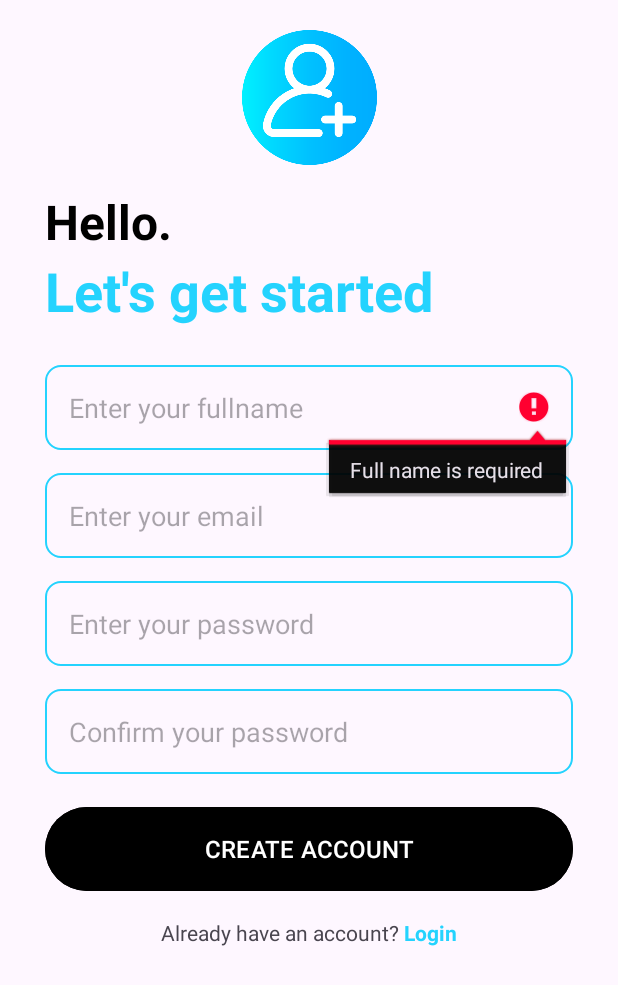
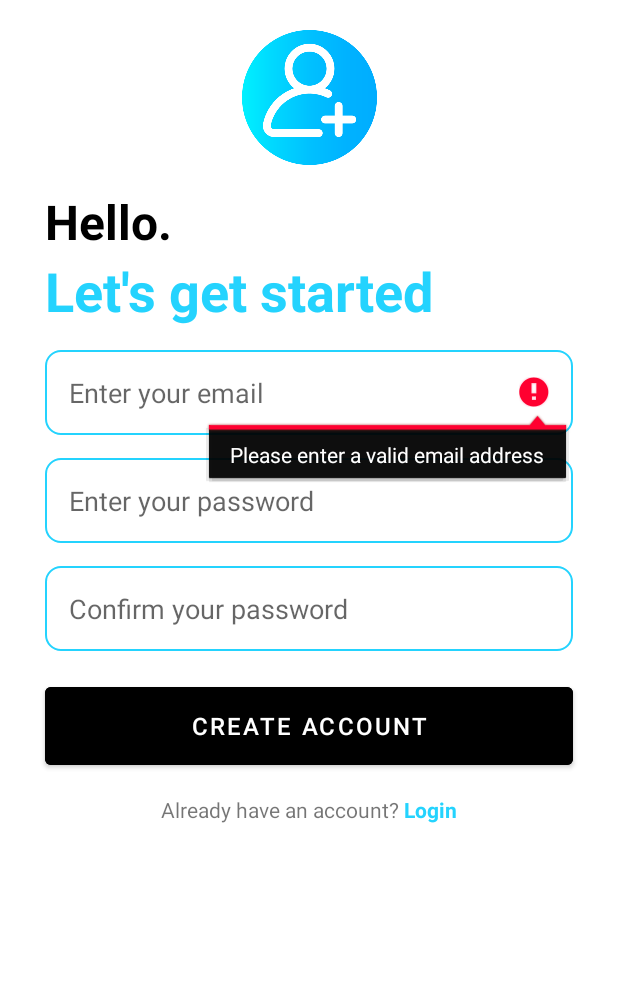
Before and after one commit to shubham5i2/android-firebase-todo-app, an Android app: the CreateAccountActivity screen opened directly, with no data from a screen before it, after a tap on "CREATE ACCOUNT", on a phone screen of 412 x 824 dp. Shown: the top 985 px of the screen. Run offline under Robolectric (Android 15) with nearby library versions, the phone set to English and light mode, and no system bars; our stand-ins replace Firebase (no records; nobody signed in at launch, a user with empty details on screens opened directly).

```diff
--- a/app/src/main/AndroidManifest.xml
+++ b/app/src/main/AndroidManifest.xml
@@ -13,8 +13,12 @@
         android:theme="@style/Theme.TodoAppWithFirebase"
         tools:targetApi="31">
         <activity
+            android:name=".NoteUpdateActivity"
+            android:exported="false" />
+        <activity
             android:name=".NoteDetailsActivity"
-            android:exported="false" />
+            android:exported="false"
+            android:parentActivityName=".MainActivity" />
         <activity
             android:name=".LoginActivity"
             android:exported="false" />
--- a/app/src/main/java/com/sks/todoappwithfirebase/CreateAccountActivity.kt
+++ b/app/src/main/java/com/sks/todoappwithfirebase/CreateAccountActivity.kt
@@ -19,6 +19,8 @@ class CreateAccountActivity : AppCompatActivity() {
         val view = createAccountBinding.root
         setContentView(view)
 
+        supportActionBar?.hide()
+
         createAccountBinding.createAccountBtn.setOnClickListener {
             createAccount()
         }
@@ -29,12 +31,11 @@ class CreateAccountActivity : AppCompatActivity() {
     }
 
     private fun createAccount() {
-        val fullName = createAccountBinding.fullnameEditText.text.toString()
         val email = createAccountBinding.emailEditText.text.toString()
         val password = createAccountBinding.passwordEditText.text.toString()
         val confirmPassword = createAccountBinding.confirmPasswordEditText.text.toString()
 
-        val isValidated = validateData(fullName, email, password, confirmPassword)
+        val isValidated = validateData(email, password, confirmPassword)
         if (!isValidated) {
             return
         }
@@ -77,12 +78,9 @@ class CreateAccountActivity : AppCompatActivity() {
     }
 
     private fun validateData(
-        fullName: String, email: String, password: String, confirmPassword: String
+        email: String, password: String, confirmPassword: String
     ): Boolean {
-        if (fullName.trim().equals("")) {
-            createAccountBinding.fullnameEditText.error = "Full name is required"
-            return false
-        }
+
         if (!Patterns.EMAIL_ADDRESS.matcher(email).matches()) {
             createAccountBinding.emailEditText.error = "Please enter a valid email address"
             return false
--- a/app/src/main/java/com/sks/todoappwithfirebase/LoginActivity.kt
+++ b/app/src/main/java/com/sks/todoappwithfirebase/LoginActivity.kt
@@ -19,6 +19,8 @@ class LoginActivity : AppCompatActivity() {
         loginBinding = ActivityLoginBinding.inflate(layoutInflater)
         val view = loginBinding.root
         setContentView(view)
+
+        supportActionBar?.hide()
 
         loginBinding.loginBtn.setOnClickListener {
             loginUser()
--- a/app/src/main/java/com/sks/todoappwithfirebase/SplashActivity.kt
+++ b/app/src/main/java/com/sks/todoappwithfirebase/SplashActivity.kt
@@ -15,6 +15,8 @@ class SplashActivity : AppCompatActivity() {
         super.onCreate(savedInstanceState)
         setContentView(R.layout.activity_splash)
 
+        supportActionBar?.hide()
+
         Handler(Looper.getMainLooper()).postDelayed(object : Runnable {
             override fun run() {
                 val currentUser = auth.currentUser
--- a/app/src/main/res/drawable/baseline_add_24.xml
+++ /dev/null
@@ -1,5 +0,0 @@
-<vector android:height="24dp" android:tint="#000000"
-    android:viewportHeight="24" android:viewportWidth="24"
-    android:width="24dp" xmlns:android="http://schemas.android.com/apk/res/android">
-    <path android:fillColor="@android:color/white" android:pathData="M19,13h-6v6h-2v-6H5v-2h6V5h2v6h6v2z"/>
-</vector>
--- /dev/null
+++ b/app/src/main/res/drawable/baseline_save_24.xml
@@ -0,0 +1,5 @@
+<vector android:height="24dp" android:tint="#000000"
+    android:viewportHeight="24" android:viewportWidth="24"
+    android:width="24dp" xmlns:android="http://schemas.android.com/apk/res/android">
+    <path android:fillColor="@android:color/white" android:pathData="M17,3L5,3c-1.11,0 -2,0.9 -2,2v14c0,1.1 0.89,2 2,2h14c1.1,0 2,-0.9 2,-2L21,7l-4,-4zM12,19c-1.66,0 -3,-1.34 -3,-3s1.34,-3 3,-3 3,1.34 3,3 -1.34,3 -3,3zM15,9L5,9L5,5h10v4z"/>
+</vector>
--- a/app/src/main/res/layout/activity_create_account.xml
+++ b/app/src/main/res/layout/activity_create_account.xml
@@ -38,23 +38,6 @@
     </LinearLayout>
 
     <EditText
-        android:id="@+id/fullname_edit_text"
-        android:layout_width="match_parent"
-        android:layout_height="wrap_content"
-        android:layout_marginStart="30dp"
-        android:layout_marginTop="25dp"
-        android:layout_marginEnd="30dp"
-        android:background="@drawable/rounded_corner"
-        android:hint="Enter your fullname"
-        android:inputType="textPersonName"
-        android:padding="16dp"
-        android:textSize="18sp"
-        app:layout_constraintEnd_toEndOf="parent"
-        app:layout_constraintHorizontal_bias="0.0"
-        app:layout_constraintStart_toStartOf="parent"
-        app:layout_constraintTop_toBottomOf="@+id/textView3" />
-
-    <EditText
         android:id="@+id/email_edit_text"
         android:layout_width="match_parent"
         android:layout_height="wrap_content"
@@ -69,7 +52,7 @@
         app:layout_constraintEnd_toEndOf="parent"
         app:layout_constraintHorizontal_bias="0.0"
         app:layout_constraintStart_toStartOf="parent"
-        app:layout_constraintTop_toBottomOf="@+id/fullname_edit_text" />
+        app:layout_constraintTop_toBottomOf="@+id/textView3" />
 
     <EditText
         android:id="@+id/password_edit_text"
@@ -143,9 +126,9 @@
         android:layout_marginTop="16dp"
         android:layout_marginEnd="30dp"
         android:text="Hello."
-        android:textStyle="bold"
         android:textColor="@color/black"
         android:textSize="32sp"
+        android:textStyle="bold"
         app:layout_constraintEnd_toEndOf="parent"
         app:layout_constraintHorizontal_bias="0.0"
         app:layout_constraintStart_toStartOf="parent"
--- a/app/src/main/res/layout/activity_login.xml
+++ b/app/src/main/res/layout/activity_login.xml
@@ -108,10 +108,10 @@
         android:layout_marginStart="30dp"
         android:layout_marginTop="16dp"
         android:layout_marginEnd="30dp"
-        android:textStyle="bold"
         android:text="Hello."
         android:textColor="@color/black"
         android:textSize="32sp"
+        android:textStyle="bold"
         app:layout_constraintEnd_toEndOf="parent"
         app:layout_constraintHorizontal_bias="0.0"
         app:layout_constraintStart_toStartOf="parent"
@@ -121,7 +121,7 @@
         android:layout_width="match_parent"
         android:layout_height="wrap_content"
         android:layout_marginTop="14dp"
-        android:layout_marginBottom="185dp"
+        android:layout_marginBottom="129dp"
         android:gravity="center"
         android:orientation="horizontal"
         app:layout_constraintBottom_toBottomOf="parent"
--- a/app/src/main/res/layout/activity_note_details.xml
+++ b/app/src/main/res/layout/activity_note_details.xml
@@ -8,7 +8,7 @@
     android:padding="16dp"
     tools:context=".NoteDetailsActivity">
 
-    <RelativeLayout
+    <!--<RelativeLayout
         android:id="@+id/title_bar_layout"
         android:layout_width="match_parent"
         android:layout_height="wrap_content">
@@ -32,12 +32,11 @@
             android:contentDescription="save notes"
             android:src="@drawable/baseline_done_24"
             app:tint="@color/white" />
-    </RelativeLayout>
+    </RelativeLayout>-->
 
     <LinearLayout
         android:layout_width="match_parent"
         android:layout_height="wrap_content"
-        android:layout_below="@id/title_bar_layout"
         android:layout_marginVertical="26dp"
         android:background="@drawable/rounded_corner"
         android:backgroundTint="@color/white"
--- a/app/src/main/res/layout/recycler_note_item.xml
+++ b/app/src/main/res/layout/recycler_note_item.xml
@@ -4,7 +4,7 @@
     android:layout_height="wrap_content"
     android:layout_marginVertical="12dp"
     android:background="@drawable/rounded_corner"
-    android:backgroundTint="@color/white"
+    android:backgroundTint="#FFEB3B"
     android:orientation="vertical"
     android:padding="8dp">
 
@@ -13,6 +13,7 @@
         android:layout_width="match_parent"
         android:layout_height="wrap_content"
         android:layout_marginVertical="4dp"
+        android:textStyle="bold"
         android:text="Note title"
         android:textColor="@color/black"
         android:textSize="18sp" />
@@ -22,6 +23,7 @@
         android:layout_width="match_parent"
         android:layout_height="wrap_content"
         android:layout_marginVertical="4dp"
+        android:textColor="@color/black"
         android:ellipsize="end"
         android:maxLines="3"
         android:text="This can be note content"
--- a/app/src/main/res/values/themes.xml
+++ b/app/src/main/res/values/themes.xml
@@ -1,8 +1,8 @@
 <resources xmlns:tools="http://schemas.android.com/tools">
     <!-- Base application theme. -->
-    <style name="Base.Theme.TodoAppWithFirebase" parent="Theme.Material3.DayNight.NoActionBar">
+    <style name="Base.Theme.TodoAppWithFirebase" parent="Theme.MaterialComponents.DayNight.DarkActionBar">
         <!-- Customize your light theme here. -->
-        <item name="colorPrimary">@color/my_primary</item>
+        <item name="colorPrimary">#FF24D3FE</item>
     </style>
 
     <style name="Theme.TodoAppWithFirebase" parent="Base.Theme.TodoAppWithFirebase" />
```
Also changed, not shown: app/src/main/java/com/sks/todoappwithfirebase/MainActivity.kt (+19 -21 lines), app/src/main/java/com/sks/todoappwithfirebase/NoteDetailsActivity.kt (+6 -4 lines), app/src/main/java/com/sks/todoappwithfirebase/NoteUpdateActivity.kt (added, +11 -0 lines), app/src/main/res/layout/activity_main.xml (+7 -33 lines), app/src/main/res/layout/activity_note_update.xml (added, +9 -0 lines), app/src/main/res/menu/main_activity_menu_option.xml (added, +9 -0 lines), app/src/main/res/menu/note_details_activity_menu_option.xml (added, +13 -0 lines).
